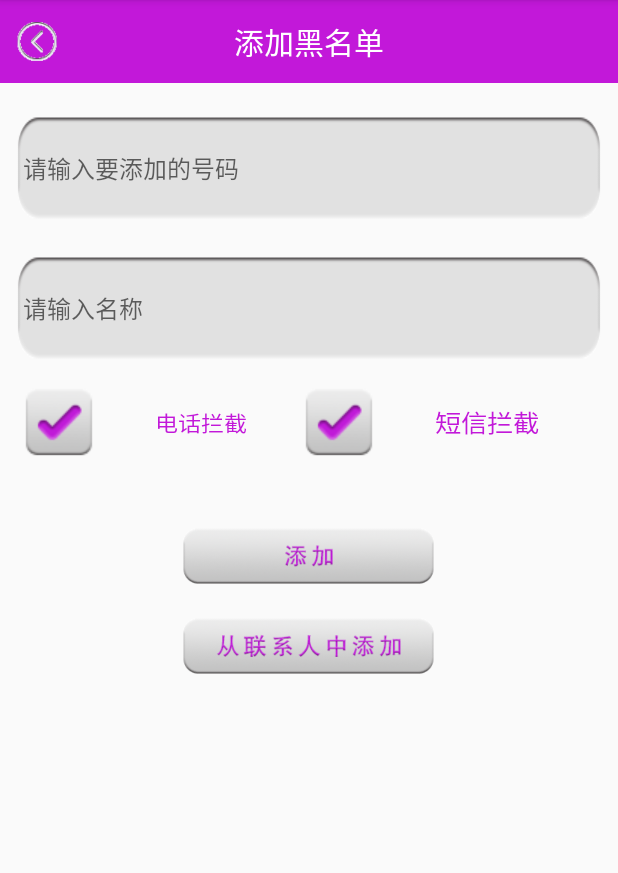
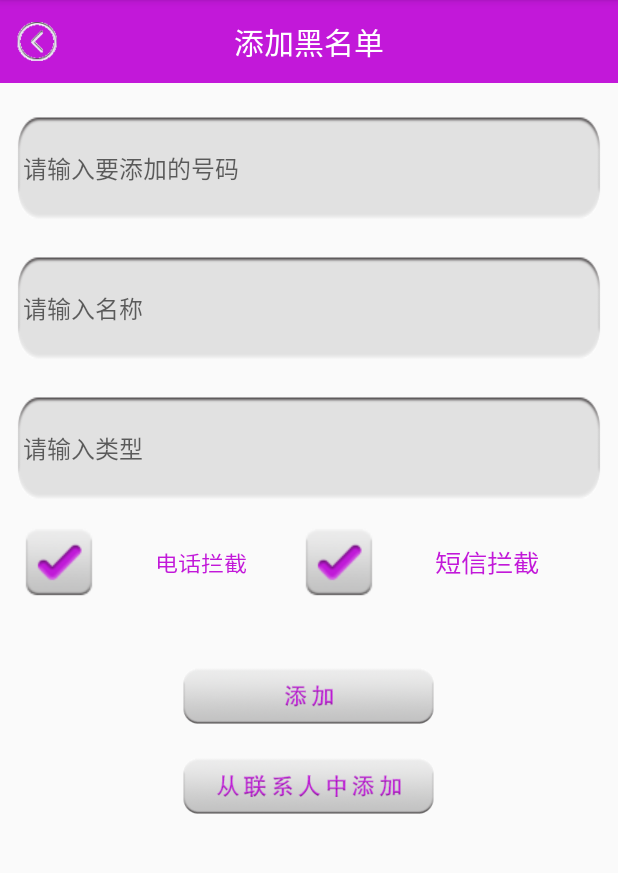
Before and after one commit to liyinliang/MobileGuard, an Android app: the AddBlackNumberActivity screen opened directly, with no data from a screen before it, on a phone screen of 412 x 824 dp, the part 84-957 px from its top. Run offline under Robolectric (Android 15) with nearby library versions, the phone set to English and light mode, and no system bars.

Commit message:
11.8添加黑名单

```diff
--- a/app/src/main/java/cn/edu/gdmec/android/mobileguard/m3communicationguard/AddBlackNumberActivity.java
+++ b/app/src/main/java/cn/edu/gdmec/android/mobileguard/m3communicationguard/AddBlackNumberActivity.java
@@ -37,6 +37,7 @@ public class AddBlackNumberActivity extends AppCompatActivity implements View.On
         mTelCB=(CheckBox) findViewById(R.id.cb_blacknumber_tel);
         mNumET=(EditText) findViewById(R.id.et_blacknumber);
         mNameET=(EditText) findViewById(R.id.et_blackname);
+        mTypeET = (EditText) findViewById(R.id.et_blackType);
         findViewById(R.id.add_blacknum_btn).setOnClickListener(this);
         findViewById(R.id.add_fromcontact_btn).setOnClickListener(this);
     }
@@ -46,8 +47,10 @@ public class AddBlackNumberActivity extends AppCompatActivity implements View.On
         if (data != null){
             String phone=data.getStringExtra("phone");
             String name=data.getStringExtra("name");
+            String type = data.getStringExtra("type");
             mNameET.setText(name);
             mNumET.setText(phone);
+            mTypeET.setText(type);
         }
     }
 
@@ -69,6 +72,7 @@ public class AddBlackNumberActivity extends AppCompatActivity implements View.On
             case R.id.add_blacknum_btn:
                 String number=mNumET.getText().toString().trim();
                 String name=mNameET.getText().toString().trim();
+                String type = mTypeET.getText().toString().trim();
                 if (TextUtils.isEmpty(number)||TextUtils.isEmpty(name)){
                     Toast.makeText(this,"电话号码和手机号不能为空！",Toast.LENGTH_LONG).show();
                     return;
@@ -76,6 +80,7 @@ public class AddBlackNumberActivity extends AppCompatActivity implements View.On
                     BlackContactInfo blackContactInfo=new BlackContactInfo();
                     blackContactInfo.phoneNumber=number;
                     blackContactInfo.contactName=name;
+                    blackContactInfo.blackType = type;
                     if (mSmsCB.isChecked() & mTelCB.isChecked()){
                         blackContactInfo.mode=3;
                     }else if(mSmsCB.isChecked() & !mTelCB.isChecked()){
--- a/app/src/main/java/cn/edu/gdmec/android/mobileguard/m3communicationguard/adapter/BlackContactAdapter.java
+++ b/app/src/main/java/cn/edu/gdmec/android/mobileguard/m3communicationguard/adapter/BlackContactAdapter.java
@@ -26,6 +26,7 @@ public class BlackContactAdapter extends BaseAdapter {
     class ViewHolder{
         TextView mNameTV;
         TextView mModeTV;
+        TextView mTypeTV;
         View mContactImgv;
         View mDeleteView;
     }
@@ -67,6 +68,7 @@ public class BlackContactAdapter extends BaseAdapter {
             holder=new ViewHolder();
             holder.mNameTV=(TextView) view.findViewById(R.id.tv_black_name);
             holder.mModeTV=(TextView) view.findViewById(R.id.tv_black_mode);
+            holder.mTypeTV = (TextView) view.findViewById(R.id.tv_black_type);
             holder.mContactImgv=view.findViewById(R.id.view_black_icon);
             holder.mDeleteView=view.findViewById(R.id.view_black_delete);
             view.setTag(holder);
@@ -75,6 +77,7 @@ public class BlackContactAdapter extends BaseAdapter {
         }
         holder.mNameTV.setText(contactInfos.get(i).contactName+"("+contactInfos.get(i).phoneNumber+")");
         holder.mModeTV.setText(contactInfos.get(i).getModeString(contactInfos.get(i).mode));
+        holder.mTypeTV.setText(contactInfos.get(i).blackType);
         holder.mNameTV.setTextColor(context.getResources().getColor(R.color.bright_purple));
         holder.mModeTV.setTextColor(context.getResources().getColor(R.color.bright_purple));
         holder.mContactImgv.setBackgroundResource(R.drawable.brightpurple_contact_icon);
--- a/app/src/main/java/cn/edu/gdmec/android/mobileguard/m3communicationguard/db/BlackNumberOpenHelper.java
+++ b/app/src/main/java/cn/edu/gdmec/android/mobileguard/m3communicationguard/db/BlackNumberOpenHelper.java
@@ -28,11 +28,7 @@ public class BlackNumberOpenHelper extends SQLiteOpenHelper {
     }
     @Override
     public void onCreate(SQLiteDatabase sqLiteDatabase) {
-        sqLiteDatabase.execSQL("create table blacknumber" +
-                "(id integer primary key autoincrement, "  +
-                "number varchar(20), " +
-                "name varchar(255)," +
-                "mode integer)");
+        sqLiteDatabase.execSQL("create table blacknumber "+"(id integer primary key autoincrement,"+"number varchar(20),"+"name varchar(255),"+"mode integer,"+"type varchar(200))");
     }
 
     @Override
--- a/app/src/main/java/cn/edu/gdmec/android/mobileguard/m3communicationguard/entity/BlackContactInfo.java
+++ b/app/src/main/java/cn/edu/gdmec/android/mobileguard/m3communicationguard/entity/BlackContactInfo.java
@@ -7,6 +7,7 @@ package cn.edu.gdmec.android.mobileguard.m3communicationguard.entity;
 public class BlackContactInfo {
     public String phoneNumber;
     public String contactName;
+    public String blackType;
     public int mode;
 
     public String getModeString(int mode){
--- a/app/src/main/res/layout/activity_add_black_number.xml
+++ b/app/src/main/res/layout/activity_add_black_number.xml
@@ -32,6 +32,18 @@
         android:paddingLeft="5dp"
         android:textColor="@color/bright_purple"
         android:textSize="16sp"/>
+    <EditText
+         android:id="@+id/et_blackType"
+           android:layout_width="match_parent"
+           android:layout_height="wrap_content"
+           android:layout_marginLeft="10dp"
+           android:layout_marginRight="10dp"
+           android:layout_marginTop="20dp"
+           android:background="@drawable/coner_white_rec"
+           android:hint="请输入类型"
+           android:paddingLeft="5dp"
+           android:textColor="@color/bright_purple"
+           android:textSize="16sp"/>
     <LinearLayout
         android:layout_width="match_parent"
         android:layout_height="wrap_content"
```
Also changed, not shown: app/src/main/java/cn/edu/gdmec/android/mobileguard/m3communicationguard/db/dao/BlackNumberDao.java (+4 -4 lines), app/src/main/res/layout/item_list_blackcontact.xml (+7 -1 lines).
